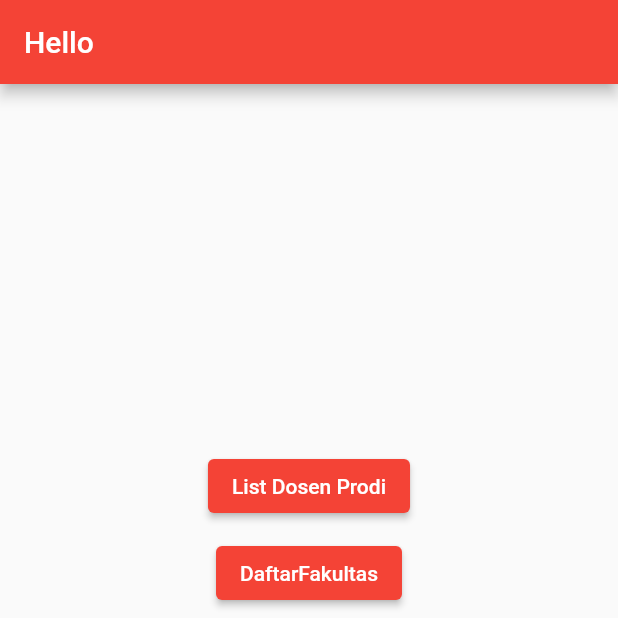
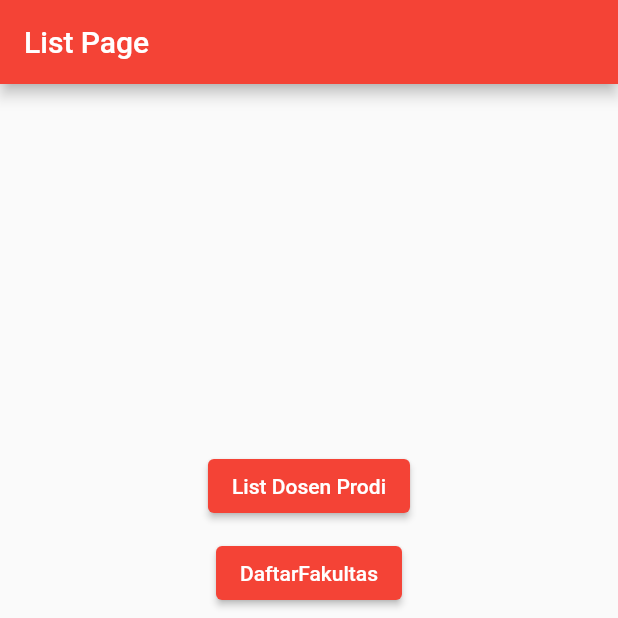
Before and after one commit to zuhalr/Provis, a Flutter app: the screen it shows after launch, on a phone screen of 412 x 824 dp, the top half of it. Run offline on Flutter 3.47's test engine with Material 2 defaults, Android fonts, the light colour scheme and no system bars.

Commit message:
Modify Main Title

```diff
--- a/lib/main.dart
+++ b/lib/main.dart
@@ -28,7 +28,7 @@ class MyHome extends StatelessWidget {
     return Center(
       child: Scaffold(
         appBar: AppBar(
-          title: const Text('Hello'),
+          title: const Text('List Page'),
         ),
         body: Center(
           child: Column(
```
